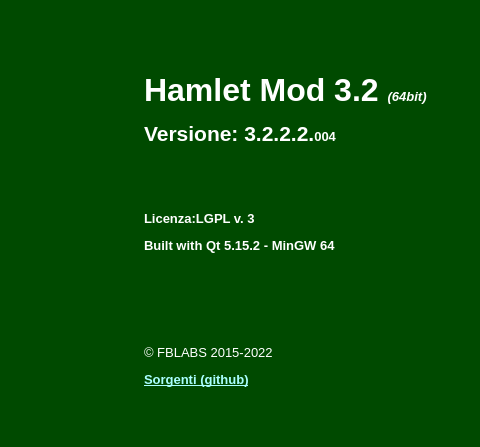
Above: mainwindow.ui from fblabs/hamlet-mod-sancon before the change; both pictures show x 353 to 833 and y 0 to 447 of the 1156 by 831 pixel window. Below: the same form after it.
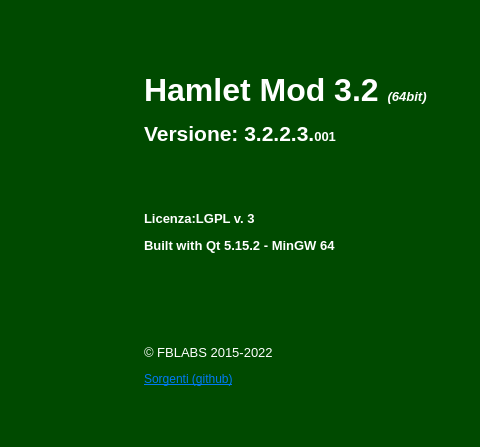
That is the form after the change. Icons and pictures are not drawn.

Patch:
```diff
--- a/mainwindow.ui
+++ b/mainwindow.ui
@@ -531,7 +531,7 @@
          <enum>QFrame::NoFrame</enum>
         </property>
         <property name="text">
-         <string>&lt;html&gt;&lt;head/&gt;&lt;body&gt;&lt;p&gt;&lt;span style=&quot; font-size:24pt; font-weight:600;&quot;&gt;Hamlet Mod 3.2 &lt;/span&gt;&lt;span style=&quot; font-size:10pt; font-weight:600; font-style:italic;&quot;&gt;(64bit)&lt;/span&gt;&lt;/p&gt;&lt;p&gt;&lt;span style=&quot; font-size:16pt; font-weight:600;&quot;&gt;Versione: 3.2.2.2.&lt;/span&gt;&lt;span style=&quot; font-size:10pt; font-weight:600;&quot;&gt;004&lt;/span&gt;&lt;br/&gt;&lt;/p&gt;&lt;p&gt;&lt;br/&gt;&lt;/p&gt;&lt;p&gt;&lt;span style=&quot; font-size:10pt; font-weight:600;&quot;&gt;Licenza:LGPL v. 3&lt;/span&gt;&lt;/p&gt;&lt;p&gt;&lt;span style=&quot; font-size:10pt; font-weight:600;&quot;&gt;Built with Qt 5.15.2 - MinGW 64&lt;/span&gt;&lt;/p&gt;&lt;p&gt;&lt;br/&gt;&lt;/p&gt;&lt;p&gt;&lt;br/&gt;&lt;/p&gt;&lt;p&gt;&lt;span style=&quot; font-size:10pt;&quot;&gt;© FBLABS 2015-2022&lt;/span&gt;&lt;/p&gt;&lt;p&gt;&lt;a href=&quot;￼￼https://github.com/fblabs/hamlet-mod-sancon&quot;&gt;&lt;span style=&quot; font-size:10pt; font-weight:600; text-decoration: underline; color:#aaffff;&quot;&gt;Sorgenti (github)&lt;/span&gt;&lt;/a&gt;&lt;/p&gt;&lt;/body&gt;&lt;/html&gt;</string>
+         <string>&lt;html&gt;&lt;head/&gt;&lt;body&gt;&lt;p&gt;&lt;span style=&quot; font-size:24pt; font-weight:600;&quot;&gt;Hamlet Mod 3.2 &lt;/span&gt;&lt;span style=&quot; font-size:10pt; font-weight:600; font-style:italic;&quot;&gt;(64bit)&lt;/span&gt;&lt;/p&gt;&lt;p&gt;&lt;span style=&quot; font-size:16pt; font-weight:600;&quot;&gt;Versione: 3.2.2.3.&lt;/span&gt;&lt;span style=&quot; font-size:10pt; font-weight:600;&quot;&gt;001&lt;/span&gt;&lt;br/&gt;&lt;/p&gt;&lt;p&gt;&lt;br/&gt;&lt;/p&gt;&lt;p&gt;&lt;span style=&quot; font-size:10pt; font-weight:600;&quot;&gt;Licenza:LGPL v. 3&lt;/span&gt;&lt;/p&gt;&lt;p&gt;&lt;span style=&quot; font-size:10pt; font-weight:600;&quot;&gt;Built with Qt 5.15.2 - MinGW 64&lt;/span&gt;&lt;/p&gt;&lt;p&gt;&lt;br/&gt;&lt;/p&gt;&lt;p&gt;&lt;br/&gt;&lt;/p&gt;&lt;p&gt;&lt;span style=&quot; font-size:10pt;&quot;&gt;© FBLABS 2015-2022&lt;/span&gt;&lt;/p&gt;&lt;p&gt;&lt;a href=&quot;https://github.com/fblabs/hamlet-mod-sancon/tree/master&quot;&gt;&lt;span style=&quot; text-decoration: underline; color:#007af4;&quot;&gt;Sorgenti (github)&lt;/span&gt;&lt;/a&gt;&lt;/p&gt;&lt;/body&gt;&lt;/html&gt;</string>
         </property>
         <property name="scaledContents">
          <bool>false</bool>
```
